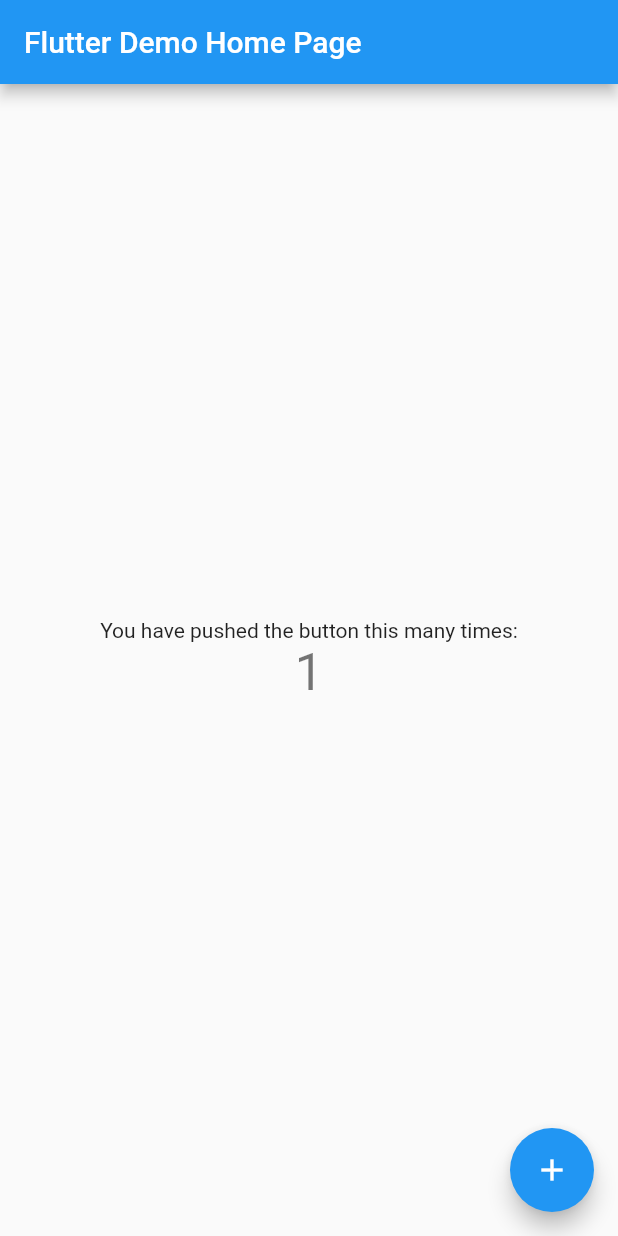
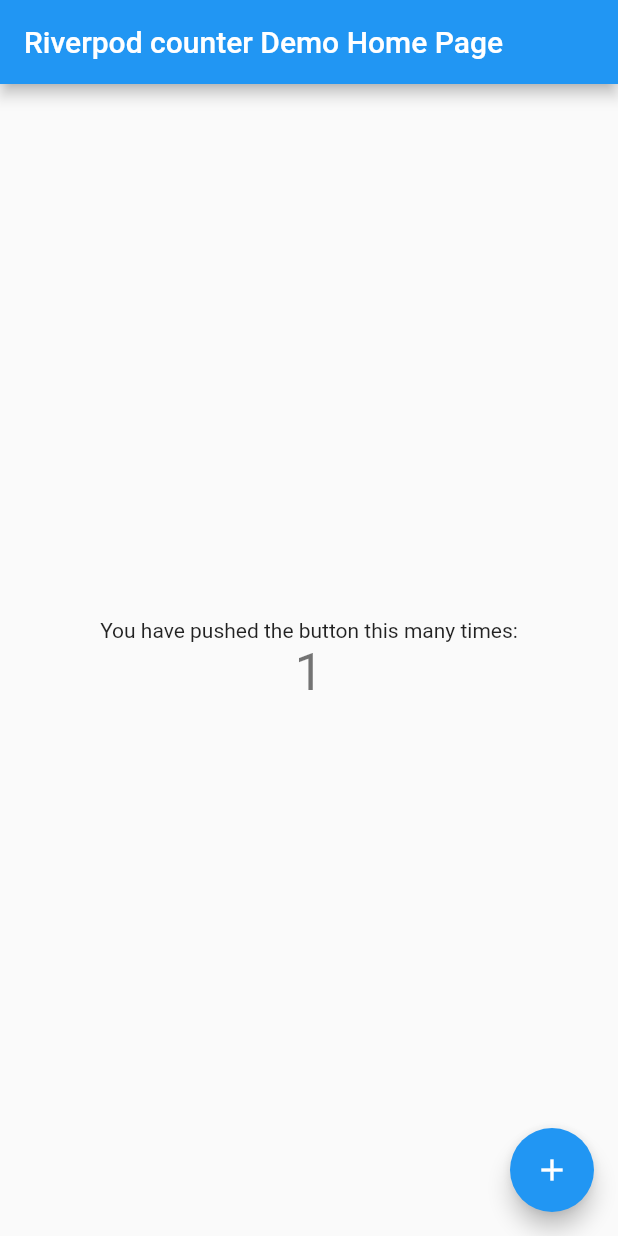
Before and after one commit to omtians9425/riverpod_samples, a Flutter app: the screen it shows after launch, after a tap on the "add" icon, on a phone screen of 412 x 824 dp. Run offline on Flutter 3.47's test engine with Material 2 defaults, Android fonts, the phone set to English and light mode, and no system bars; our stand-ins replace flutter_riverpod.

Commit message:
enable Riverpod

```diff
--- a/riverpod_counter/lib/main.dart
+++ b/riverpod_counter/lib/main.dart
@@ -1,19 +1,17 @@
 import 'package:flutter/material.dart';
+import 'package:flutter_riverpod/flutter_riverpod.dart';
 
 void main() {
-  runApp(MyApp());
+  runApp(
+    ProviderScope(child: MyApp()),
+  );
 }
 
 class MyApp extends StatelessWidget {
   @override
   Widget build(BuildContext context) {
     return MaterialApp(
-      title: 'Flutter Demo',
-      theme: ThemeData(
-        primarySwatch: Colors.blue,
-        visualDensity: VisualDensity.adaptivePlatformDensity,
-      ),
-      home: MyHomePage(title: 'Flutter Demo Home Page'),
+      home: MyHomePage(title: 'Riverpod counter Demo Home Page'),
     );
   }
 }
```
